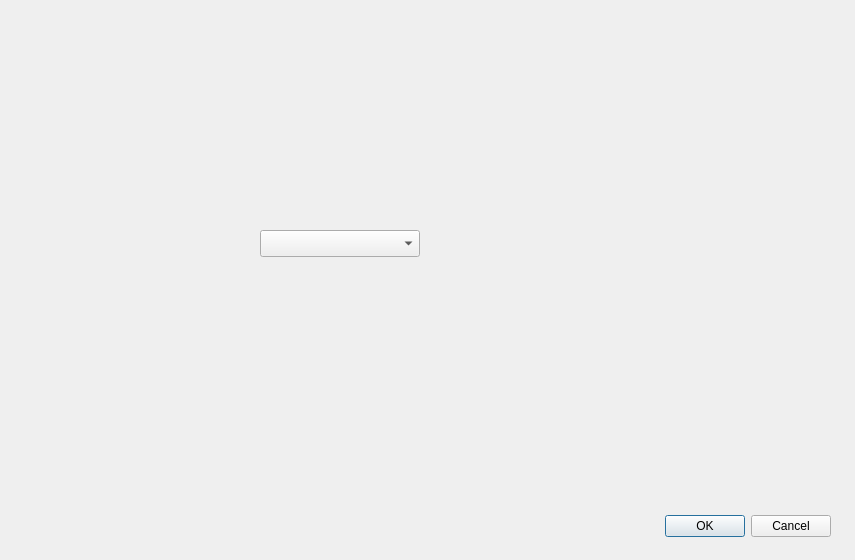
This is QgsTIM_dialog_base.ui in Hugovdberg/QgsTIM as Qt 5 draws it before an edit. The edited form follows.
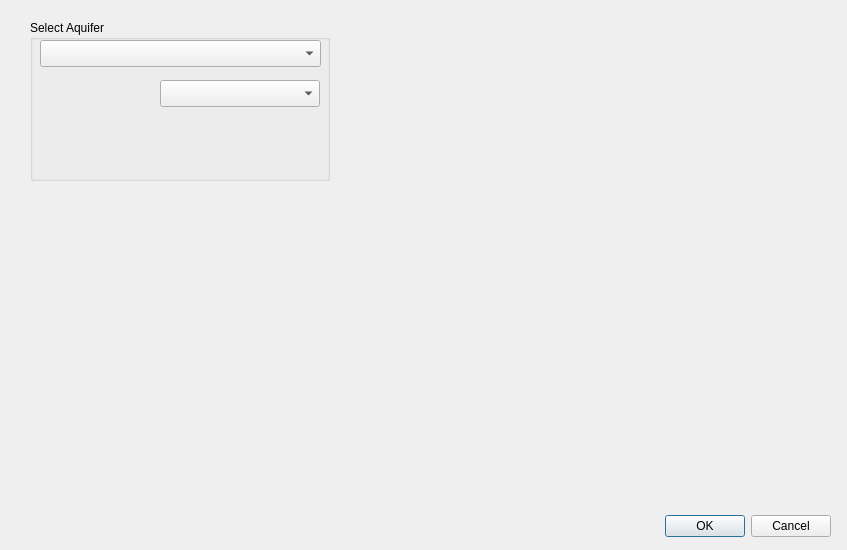
This is the edited form. Custom widgets are drawn as their Qt base class.

The edit to the form file:
```diff
--- a/QgsTIM_dialog_base.ui
+++ b/QgsTIM_dialog_base.ui
@@ -6,8 +6,8 @@
    <rect>
     <x>0</x>
     <y>0</y>
-    <width>855</width>
-    <height>560</height>
+    <width>847</width>
+    <height>550</height>
    </rect>
   </property>
   <property name="windowTitle">
@@ -29,18 +29,55 @@
     <set>QDialogButtonBox::Cancel|QDialogButtonBox::Ok</set>
    </property>
   </widget>
-  <widget class="QgsMapLayerComboBox" name="mMapLayerComboBox">
+  <widget class="QgsCollapsibleGroupBox" name="mGroupBox">
    <property name="geometry">
     <rect>
-     <x>260</x>
-     <y>230</y>
-     <width>160</width>
-     <height>27</height>
+     <x>30</x>
+     <y>20</y>
+     <width>300</width>
+     <height>161</height>
     </rect>
    </property>
+   <property name="title">
+    <string>Select Aquifer</string>
+   </property>
+   <widget class="QgsMapLayerComboBox" name="mMapLayerComboBox">
+    <property name="geometry">
+     <rect>
+      <x>10</x>
+      <y>20</y>
+      <width>281</width>
+      <height>27</height>
+     </rect>
+    </property>
+    <property name="filters">
+     <set>QgsMapLayerProxyModel::PolygonLayer</set>
+    </property>
+   </widget>
+   <widget class="QgsFieldComboBox" name="mFieldComboBox">
+    <property name="geometry">
+     <rect>
+      <x>130</x>
+      <y>60</y>
+      <width>160</width>
+      <height>27</height>
+     </rect>
+    </property>
+   </widget>
   </widget>
  </widget>
  <customwidgets>
+  <customwidget>
+   <class>QgsCollapsibleGroupBox</class>
+   <extends>QGroupBox</extends>
+   <header>qgscollapsiblegroupbox.h</header>
+   <container>1</container>
+  </customwidget>
+  <customwidget>
+   <class>QgsFieldComboBox</class>
+   <extends>QComboBox</extends>
+   <header>qgsfieldcombobox.h</header>
+  </customwidget>
   <customwidget>
    <class>QgsMapLayerComboBox</class>
    <extends>QComboBox</extends>
```
